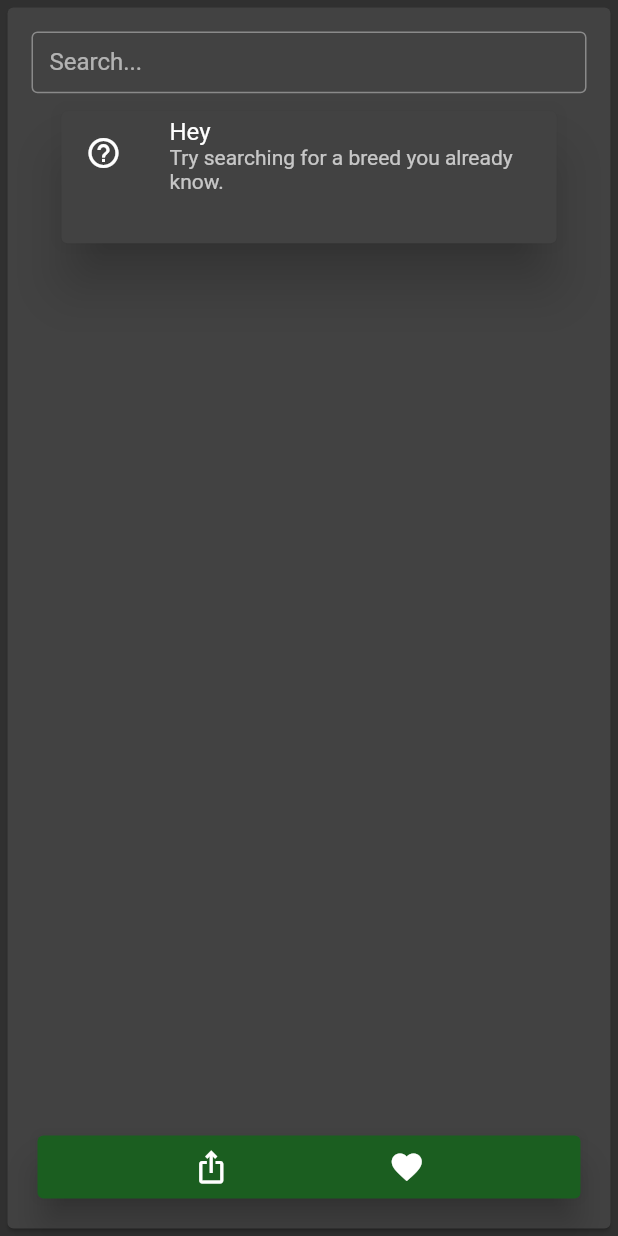
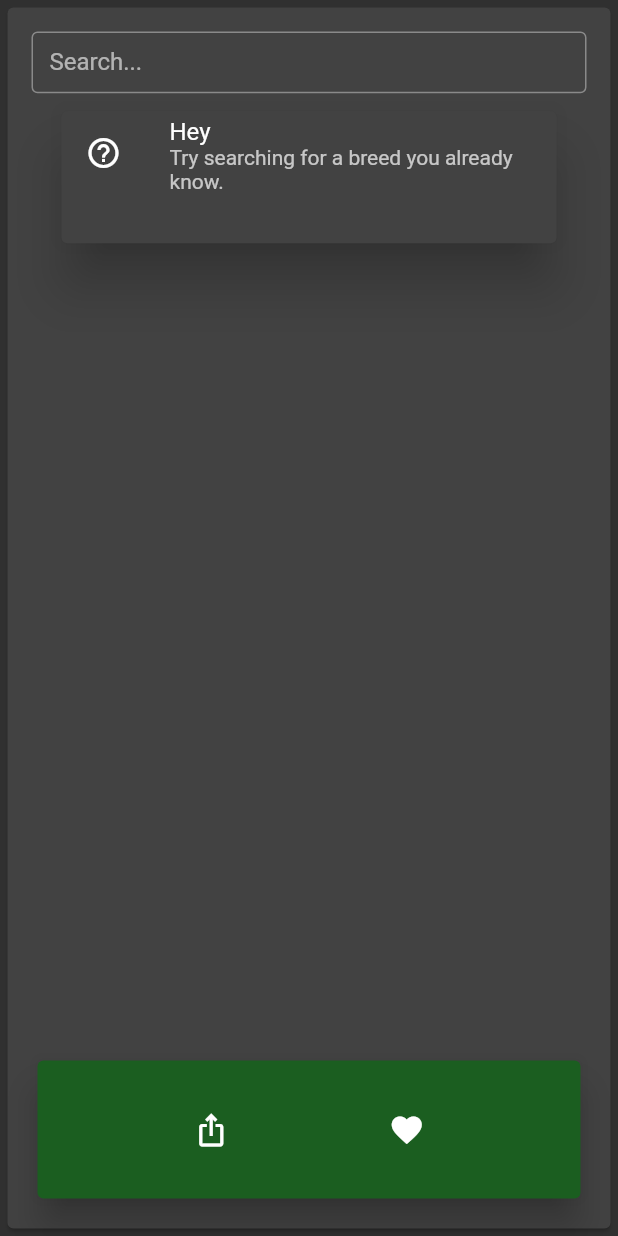
Before and after one commit to taneto-OG/marywena-, a Flutter app: the screen it shows after launch, after a tap on the "ios share" icon, on a phone screen of 412 x 824 dp. Run offline on Flutter 3.47's test engine with Material 2 defaults, Android fonts, the phone set to English and light mode, and no system bars; our stand-ins replace share.

Commit message:
Fixed button bar height

```diff
--- a/lib/main.dart
+++ b/lib/main.dart
@@ -231,7 +231,7 @@ class _MyHomePageState extends State<MyHomePage> {
                   ),
                 ),
                 Container(
-                    height: 50.0,
+                    height: 100.0,
                     width: MediaQuery.of(context).size.width,
                     child: Card(
                       color: Colors.green[900],
@@ -244,7 +244,7 @@ class _MyHomePageState extends State<MyHomePage> {
                               Icons.ios_share,
                             ),
                             onPressed: (){
-                              Share.share("Chek out this crazy app, you're going to like it");
+                              Share.share("Chek out this crazy app, you're going to like it http://3.129.42.20/");
                             }
                           ),
                           Container(
@@ -601,7 +601,7 @@ class BreedDetails extends StatelessWidget
               ),
               Container(
                 color: Colors.black12,
-                height: 100,
+                height: 150,
                 alignment: Alignment.bottomCenter,
                 padding: EdgeInsets.only(
                     right: 20.0,
@@ -615,7 +615,7 @@ class BreedDetails extends StatelessWidget
                       ),
                     ),
                     Container(
-                      height: 50.0,
+                      height: 100.0,
                       width: MediaQuery.of(context).size.width,
                       child: Card(
                         color: Colors.green[900],
@@ -628,7 +628,7 @@ class BreedDetails extends StatelessWidget
                                 Icons.ios_share,
                               ),
                               onPressed: (){
-                                Share.share('check out my website https://example.com');
+                                Share.share('H');
                               }
                             ),
                             Container(
```
Also changed, not shown: 4 other files.
